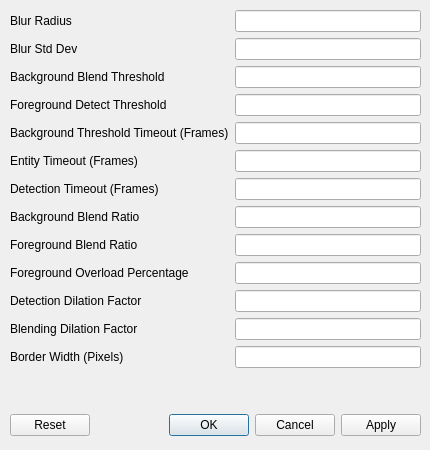
Qt form ui/detectionsettingsdialog.ui (CoreyEdmunds/CvqMotion) before a commit.
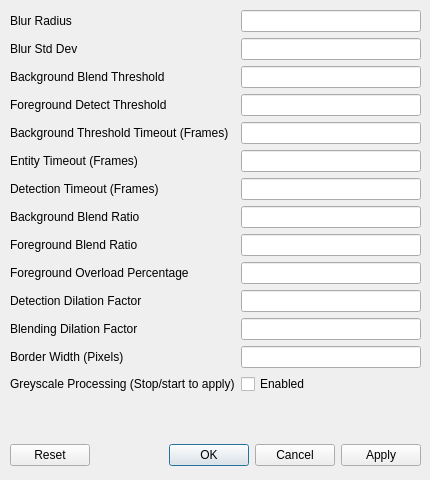
The same form after that commit.

Commit message: Greyscale processing mode and configuration settings

```diff
--- a/ui/detectionsettingsdialog.ui
+++ b/ui/detectionsettingsdialog.ui
@@ -10,7 +10,7 @@
     <x>0</x>
     <y>0</y>
     <width>430</width>
-    <height>450</height>
+    <height>480</height>
    </rect>
   </property>
   <property name="sizePolicy">
@@ -22,13 +22,13 @@
   <property name="minimumSize">
    <size>
     <width>430</width>
-    <height>450</height>
+    <height>480</height>
    </size>
   </property>
   <property name="maximumSize">
    <size>
     <width>430</width>
-    <height>450</height>
+    <height>480</height>
    </size>
   </property>
   <property name="windowTitle">
@@ -38,7 +38,7 @@
    <property name="geometry">
     <rect>
      <x>10</x>
-     <y>410</y>
+     <y>440</y>
      <width>411</width>
      <height>31</height>
     </rect>
@@ -56,7 +56,7 @@
      <x>10</x>
      <y>10</y>
      <width>411</width>
-     <height>399</height>
+     <height>431</height>
     </rect>
    </property>
    <layout class="QFormLayout" name="formLayout">
@@ -190,6 +190,20 @@
       </property>
      </widget>
     </item>
+    <item row="13" column="1">
+     <widget class="QCheckBox" name="checkBox_Greyscale">
+      <property name="text">
+       <string>Enabled</string>
+      </property>
+     </widget>
+    </item>
+    <item row="13" column="0">
+     <widget class="QLabel" name="label_14">
+      <property name="text">
+       <string>Greyscale Processing (Stop/start to apply)</string>
+      </property>
+     </widget>
+    </item>
    </layout>
   </widget>
  </widget>
```
The commit also changes 5 other files.
